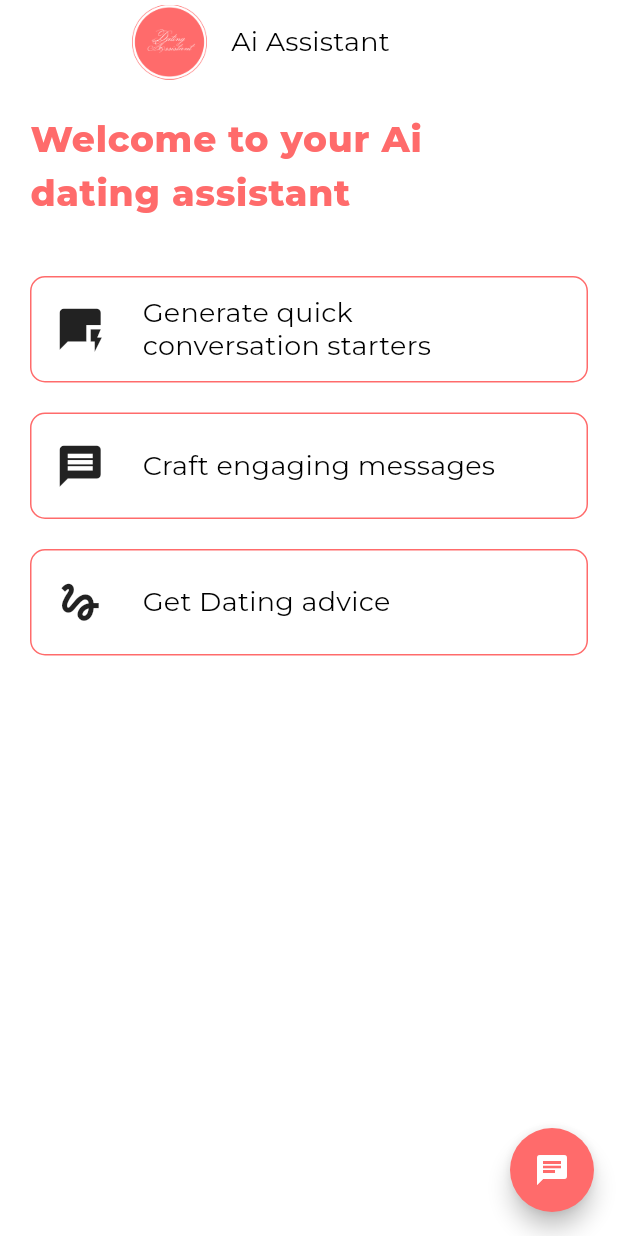
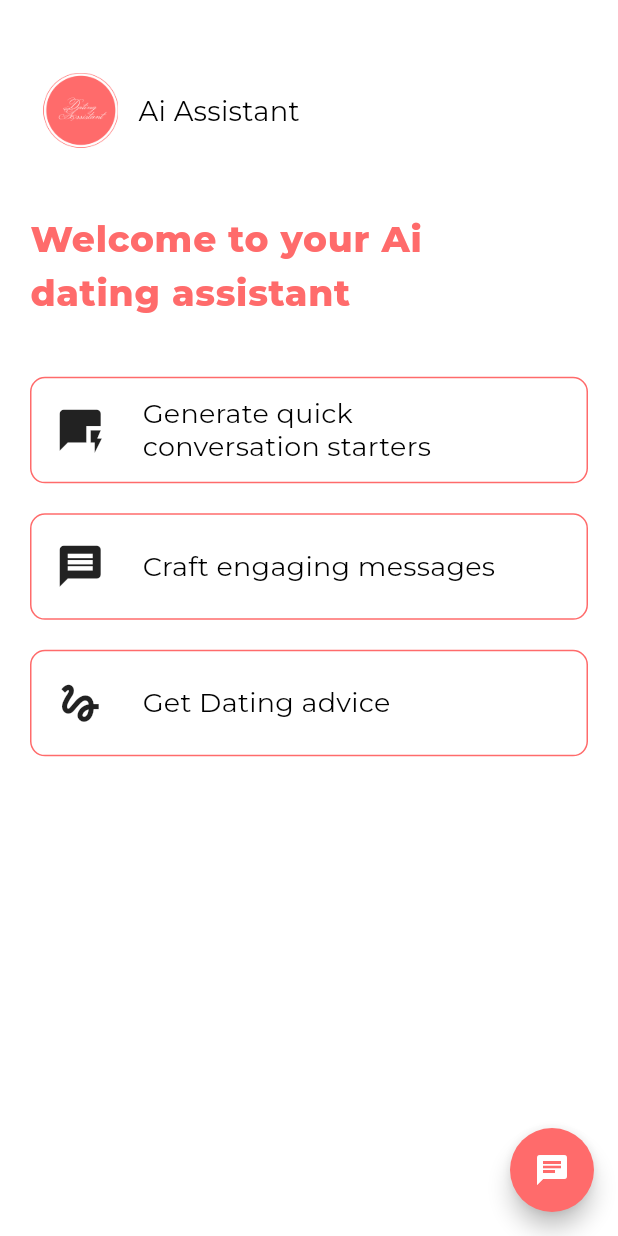
Before and after one commit to hngx-org/dating-assistant-app, a Flutter app: the HomePage screen opened directly, on a phone screen of 412 x 824 dp. Run offline on Flutter 3.47's test engine with Material 2 defaults, Android fonts, the phone set to English and light mode, and no system bars; our stand-ins replace flutter_riverpod, flutter_screenutil, google_fonts, riverpod_annotation; generated files the repository leaves out were written again.

Commit message:
fixed the homescreen

```diff
--- a/lib/features/home/view/dating_home.dart
+++ b/lib/features/home/view/dating_home.dart
@@ -3,6 +3,7 @@ import 'package:flutter/material.dart';
 import 'package:dating_assitant_app/commons/utils/colors.dart';
 import 'package:dating_assitant_app/commons/widgets/text_widgets.dart';
 import 'package:dating_assitant_app/commons/widgets/custom_container.dart';
+import 'package:flutter_screenutil/flutter_screenutil.dart';
 
 class HomePage extends StatefulWidget {
   const HomePage({super.key});
@@ -15,22 +16,33 @@ class _HomePageState extends State<HomePage> {
   @override
   Widget build(BuildContext context) {
     return Scaffold(
-      appBar: AppBar(
-        elevation: 0,
-          backgroundColor: ProjectColors.white,
-          title: ListTile(
-            leading: Image.asset(
-              'assets/images/logo.png',
-              width: 50,
-            ),
-            title:  const TextSize18(text: 'Ai Assistant', color: ProjectColors.black),
-          )),
-          backgroundColor: ProjectColors.white,
+      backgroundColor: ProjectColors.white,
       body: Padding(
         padding: const EdgeInsets.only(top: 16, left: 20, right: 20),
         child: Column(
           crossAxisAlignment: CrossAxisAlignment.start,
           children: [
+            SizedBox(
+              height: 32.h,
+            ),
+            Row(children: [
+              SizedBox(
+                width: 8.w,
+              ),
+              Image.asset('assets/images/logo.png', width: 50),
+              SizedBox(
+                width: 12.w,
+              ),
+              TextSize18(
+                text: 'Ai Assistant',
+                color: ProjectColors.black,
+                fontWeight: FontWeight.normal,
+                fontSize: 18.r,
+              )
+            ]),
+            SizedBox(
+              height: 40.h,
+            ),
             const Textsize32(
               text: 'Welcome to your Ai \ndating assistant',
               color: ProjectColors.pink,
```
